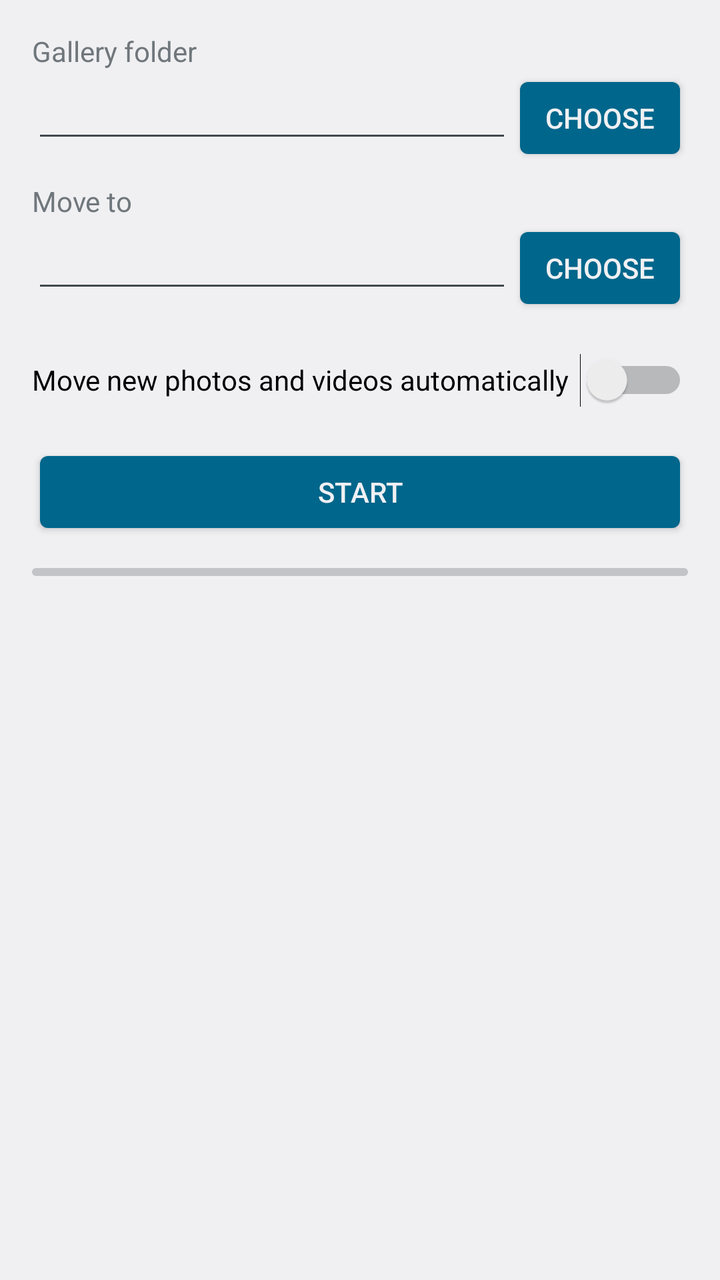
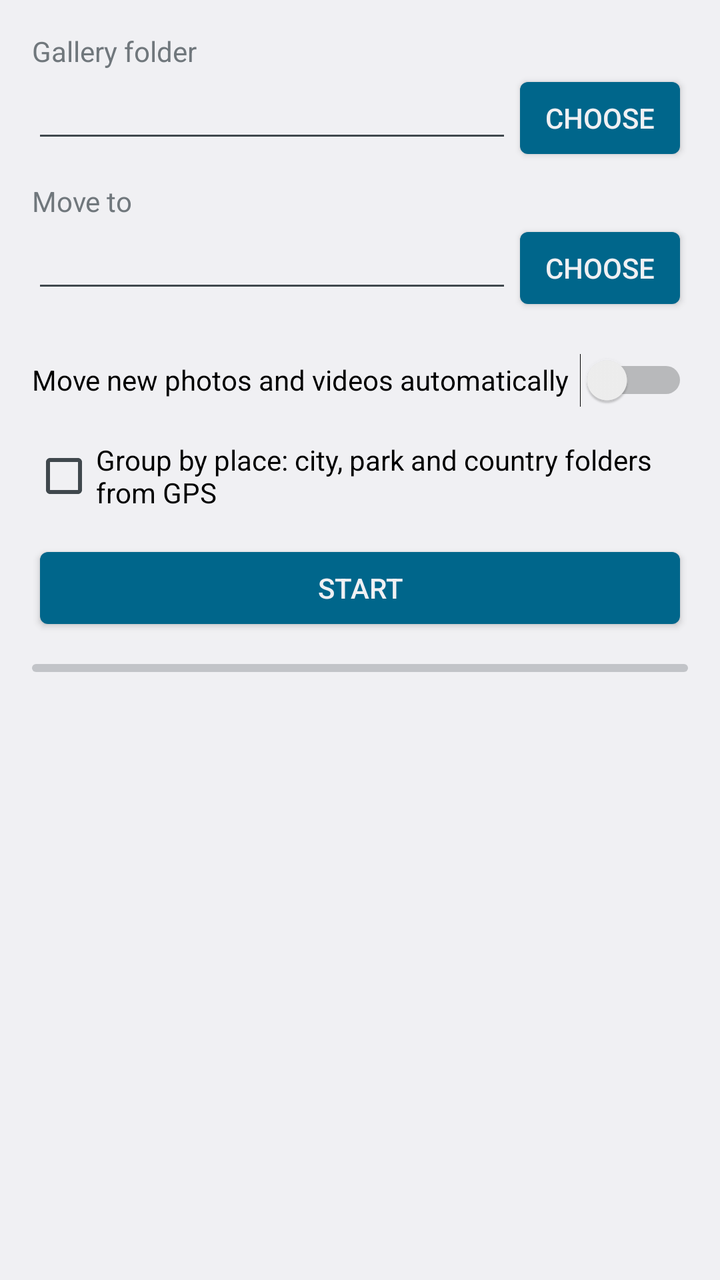

Screens rendered from an Android XML layout before and after an edit, with the pre-edit source and the edit as a unified diff.
<!-- AndroidManifest.xml: application theme AppTheme -->
<!-- res/layout/activity_main.xml -->
<?xml version="1.0" encoding="utf-8"?>
<FrameLayout xmlns:android="http://schemas.android.com/apk/res/android"
    android:layout_width="match_parent"
    android:layout_height="match_parent"
    android:fitsSystemWindows="true">

    <LinearLayout
        android:layout_width="match_parent"
        android:layout_height="match_parent"
        android:orientation="vertical"
        android:padding="16dp">

        <TextView
            android:layout_width="wrap_content"
            android:layout_height="wrap_content"
            android:labelFor="@id/source_path"
            android:text="@string/source_label" />

        <LinearLayout
            android:layout_width="match_parent"
            android:layout_height="wrap_content"
            android:orientation="horizontal">

            <EditText
                android:id="@+id/source_path"
                android:layout_width="0dp"
                android:layout_height="wrap_content"
                android:layout_weight="1"
                android:importantForAutofill="no"
                android:inputType="textUri" />

            <Button
                android:id="@+id/pick_source"
                android:layout_width="wrap_content"
                android:layout_height="wrap_content"
                android:contentDescription="@string/choose_source"
                android:text="@string/choose" />
        </LinearLayout>

        <TextView
            android:layout_width="wrap_content"
            android:layout_height="wrap_content"
            android:layout_marginTop="8dp"
            android:labelFor="@id/destination_path"
            android:text="@string/destination_label" />

        <LinearLayout
            android:layout_width="match_parent"
            android:layout_height="wrap_content"
            android:orientation="horizontal">

            <EditText
                android:id="@+id/destination_path"
                android:layout_width="0dp"
                android:layout_height="wrap_content"
                android:layout_weight="1"
                android:importantForAutofill="no"
                android:inputType="textUri" />

            <Button
                android:id="@+id/pick_destination"
                android:layout_width="wrap_content"
                android:layout_height="wrap_content"
                android:contentDescription="@string/choose_destination"
                android:text="@string/choose" />
        </LinearLayout>

        <Switch
            android:id="@+id/background"
            android:layout_width="match_parent"
            android:layout_height="wrap_content"
            android:layout_marginTop="8dp"
            android:minHeight="48dp"
            android:text="@string/background_label" />

        <Button
            android:id="@+id/start"
            android:layout_width="match_parent"
            android:layout_height="wrap_content"
            android:layout_marginTop="8dp"
            android:text="@string/start" />

        <TextView
            android:id="@+id/status"
            android:layout_width="match_parent"
            android:layout_height="wrap_content"
            android:layout_marginTop="16dp"
            android:accessibilityLiveRegion="polite"
            android:textAppearance="?android:attr/textAppearanceMedium"
            android:textColor="?android:attr/colorAccent"
            android:textStyle="bold"
            android:visibility="gone" />

        <ProgressBar
            android:id="@+id/progress"
            style="?android:attr/progressBarStyleHorizontal"
            android:layout_width="match_parent"
            android:layout_height="wrap_content"
            android:layout_marginTop="8dp"
            android:contentDescription="@string/progress_label" />

        <TextView
            android:id="@+id/counts"
            android:layout_width="match_parent"
            android:layout_height="wrap_content"
            android:layout_marginTop="8dp" />

        <ScrollView
            android:id="@+id/log_scroll"
            android:layout_width="match_parent"
            android:layout_height="0dp"
            android:layout_marginTop="8dp"
            android:layout_weight="1"
            android:contentDescription="@string/log_label">

            <TextView
                android:id="@+id/log"
                android:layout_width="match_parent"
                android:layout_height="wrap_content"
                android:fontFamily="monospace"
                android:textIsSelectable="true"
                android:textSize="12sp" />
        </ScrollView>
    </LinearLayout>
</FrameLayout>
<!-- resources referenced by this layout -->
<resources>
  <string name="background_label">Move new photos and videos automatically</string>
  <string name="choose">Choose</string>
  <string name="choose_destination">Choose Move to folder</string>
  <string name="choose_source">Choose gallery folder</string>
  <string name="destination_label">Move to</string>
  <string name="log_label">Log</string>
  <string name="progress_label">Progress</string>
  <string name="source_label">Gallery folder</string>
  <string name="start">Start</string>
  <style name="AppTheme" parent="android:Theme.DeviceDefault.DayNight">
          <item name="android:buttonStyle">@android:style/Widget.Material.Button.Colored</item>
      </style>
</resources>

<!-- the commit's change to res/layout/activity_main.xml (unified diff, before → after) -->
@@ -73,6 +73,13 @@
             android:minHeight="48dp"
             android:text="@string/background_label" />
 
+        <CheckBox
+            android:id="@+id/group_by_place"
+            android:layout_width="match_parent"
+            android:layout_height="wrap_content"
+            android:minHeight="48dp"
+            android:text="@string/group_by_place_label" />
+
         <Button
             android:id="@+id/start"
             android:layout_width="match_parent"
<!-- resource entries referenced after the edit -->
@@ -5,6 +5,7 @@
   <string name="choose_destination">Choose Move to folder</string>
   <string name="choose_source">Choose gallery folder</string>
   <string name="destination_label">Move to</string>
+  <string name="group_by_place_label">Group by place: city, park and country folders from GPS</string>
   <string name="log_label">Log</string>
   <string name="progress_label">Progress</string>
   <string name="source_label">Gallery folder</string>
